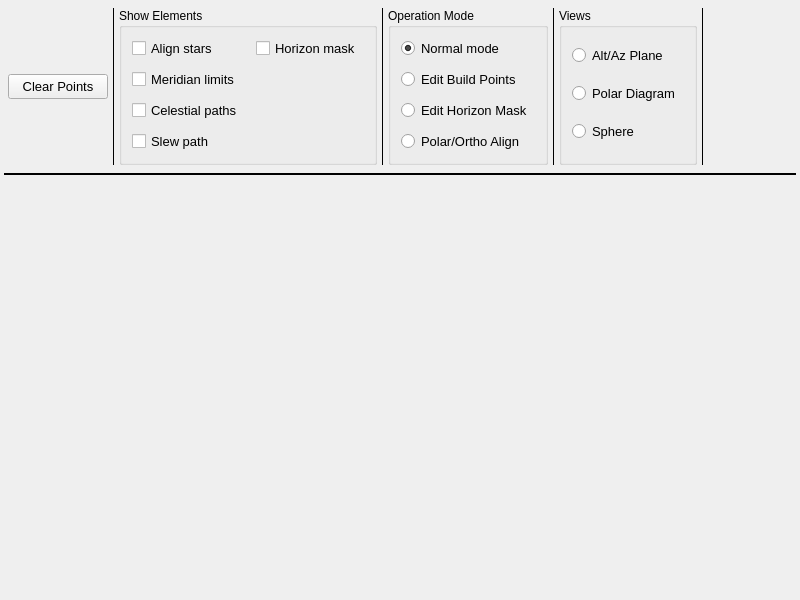
First picture: the form in mw4/gui/widgets/hemisphere.ui, repository mworion/MountWizzard4, before the edit.
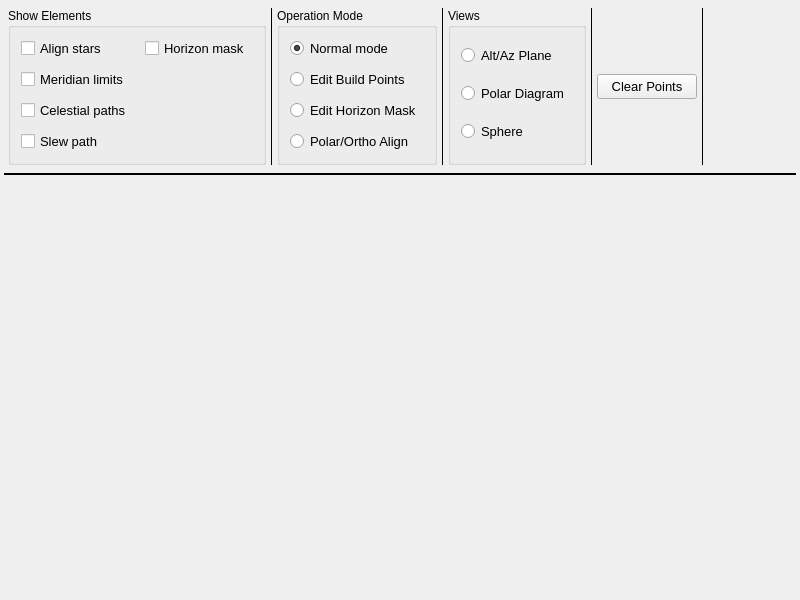
Second picture: the form after the edit.

The edit to the form file:
```diff
--- a/mw4/gui/widgets/hemisphere.ui
+++ b/mw4/gui/widgets/hemisphere.ui
@@ -81,76 +81,6 @@
      <property name="bottomMargin">
       <number>4</number>
      </property>
-     <item>
-      <layout class="QGridLayout" name="gridLayout_3">
-       <item row="0" column="0">
-        <spacer name="verticalSpacer">
-         <property name="orientation">
-          <enum>Qt::Vertical</enum>
-         </property>
-         <property name="sizeHint" stdset="0">
-          <size>
-           <width>20</width>
-           <height>40</height>
-          </size>
-         </property>
-        </spacer>
-       </item>
-       <item row="1" column="0">
-        <widget class="QPushButton" name="clearBuildP">
-         <property name="sizePolicy">
-          <sizepolicy hsizetype="Minimum" vsizetype="Preferred">
-           <horstretch>0</horstretch>
-           <verstretch>0</verstretch>
-          </sizepolicy>
-         </property>
-         <property name="minimumSize">
-          <size>
-           <width>100</width>
-           <height>25</height>
-          </size>
-         </property>
-         <property name="font">
-          <font>
-           <pointsize>10</pointsize>
-          </font>
-         </property>
-         <property name="toolTip">
-          <string>&lt;html&gt;&lt;head/&gt;&lt;body&gt;&lt;p&gt;Delete all points on coordinate window including Base / Model&lt;/p&gt;&lt;/body&gt;&lt;/html&gt;</string>
-         </property>
-         <property name="text">
-          <string>Clear Points</string>
-         </property>
-        </widget>
-       </item>
-       <item row="2" column="0">
-        <spacer name="verticalSpacer_2">
-         <property name="orientation">
-          <enum>Qt::Vertical</enum>
-         </property>
-         <property name="sizeHint" stdset="0">
-          <size>
-           <width>20</width>
-           <height>40</height>
-          </size>
-         </property>
-        </spacer>
-       </item>
-      </layout>
-     </item>
-     <item>
-      <widget class="Line" name="line_2">
-       <property name="frameShadow">
-        <enum>QFrame::Plain</enum>
-       </property>
-       <property name="midLineWidth">
-        <number>1</number>
-       </property>
-       <property name="orientation">
-        <enum>Qt::Vertical</enum>
-       </property>
-      </widget>
-     </item>
      <item>
       <widget class="QGroupBox" name="groupBox_3">
        <property name="title">
@@ -418,6 +348,76 @@
        </property>
       </widget>
      </item>
+     <item>
+      <layout class="QGridLayout" name="gridLayout_3">
+       <item row="0" column="0">
+        <spacer name="verticalSpacer">
+         <property name="orientation">
+          <enum>Qt::Vertical</enum>
+         </property>
+         <property name="sizeHint" stdset="0">
+          <size>
+           <width>20</width>
+           <height>40</height>
+          </size>
+         </property>
+        </spacer>
+       </item>
+       <item row="1" column="0">
+        <widget class="QPushButton" name="clearBuildP">
+         <property name="sizePolicy">
+          <sizepolicy hsizetype="Minimum" vsizetype="Preferred">
+           <horstretch>0</horstretch>
+           <verstretch>0</verstretch>
+          </sizepolicy>
+         </property>
+         <property name="minimumSize">
+          <size>
+           <width>100</width>
+           <height>25</height>
+          </size>
+         </property>
+         <property name="font">
+          <font>
+           <pointsize>10</pointsize>
+          </font>
+         </property>
+         <property name="toolTip">
+          <string>&lt;html&gt;&lt;head/&gt;&lt;body&gt;&lt;p&gt;Delete all points on coordinate window including Base / Model&lt;/p&gt;&lt;/body&gt;&lt;/html&gt;</string>
+         </property>
+         <property name="text">
+          <string>Clear Points</string>
+         </property>
+        </widget>
+       </item>
+       <item row="2" column="0">
+        <spacer name="verticalSpacer_2">
+         <property name="orientation">
+          <enum>Qt::Vertical</enum>
+         </property>
+         <property name="sizeHint" stdset="0">
+          <size>
+           <width>20</width>
+           <height>40</height>
+          </size>
+         </property>
+        </spacer>
+       </item>
+      </layout>
+     </item>
+     <item>
+      <widget class="Line" name="line_2">
+       <property name="frameShadow">
+        <enum>QFrame::Plain</enum>
+       </property>
+       <property name="midLineWidth">
+        <number>1</number>
+       </property>
+       <property name="orientation">
+        <enum>Qt::Vertical</enum>
+       </property>
+      </widget>
+     </item>
      <item>
       <spacer name="horizontalSpacer">
        <property name="orientation">
```
